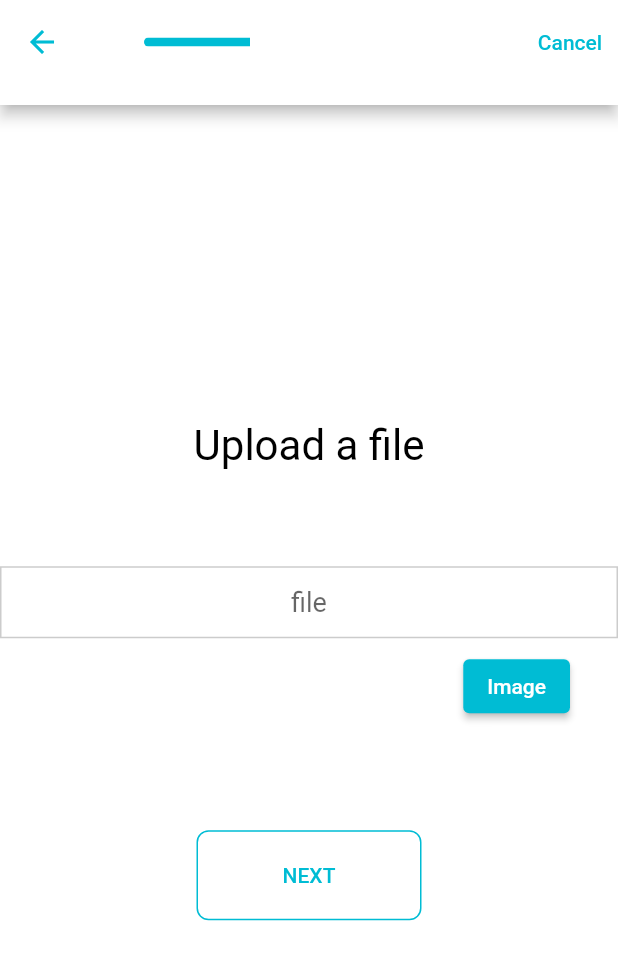
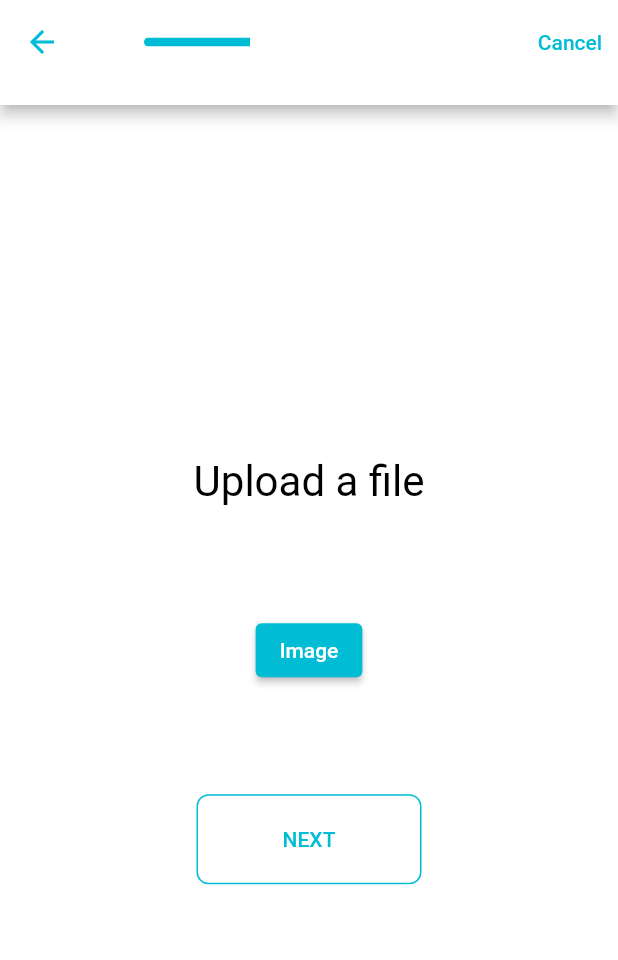
Before and after one commit to QuickBirdEng/survey_kit, a Flutter app: the screen it shows after launch, on a phone screen of 412 x 824 dp. Shown: the top 960 px of the screen. Run offline on Flutter 3.47's test engine with Material 2 defaults, Android fonts, the phone set to English and light mode, and no system bars; drawn by our look-alikes of flutter_platform_widgets; our stand-ins replace equatable, flutter_bloc, image_picker, lottie.

Commit message:
add logic of sending image

```diff
--- a/example/lib/main.dart
+++ b/example/lib/main.dart
@@ -33,6 +33,7 @@ class _MyAppState extends State<MyApp> {
                   return SurveyKit(
                     onResult: (SurveyResult result) {
                       print(result.finishReason);
+                      print(result.results[1].results);
                       Navigator.pushNamed(context, '/');
                     },
                     task: task,
@@ -41,7 +42,23 @@ class _MyAppState extends State<MyApp> {
                       'cancel': 'Cancel',
                       'next': 'Next',
                     },
-                    themeData: Theme.of(context).copyWith(
+                    themeData: _surveyThemeData(context),
+                    surveyProgressbarConfiguration: SurveyProgressConfiguration(
+                      backgroundColor: Colors.white,
+                    ),
+                  );
+                }
+                return CircularProgressIndicator.adaptive();
+              },
+            ),
+          ),
+        ),
+      ),
+    );
+  }
+
+  ThemeData _surveyThemeData(BuildContext context) {
+    return Theme.of(context).copyWith(
       colorScheme: ColorScheme.fromSwatch(
         primarySwatch: Colors.cyan,
       ).copyWith(
@@ -94,17 +111,11 @@ class _MyAppState extends State<MyApp> {
           textStyle: MaterialStateProperty.resolveWith(
             (Set<MaterialState> state) {
               if (state.contains(MaterialState.disabled)) {
-                                return Theme.of(context)
-                                    .textTheme
-                                    .button
-                                    ?.copyWith(
+                return Theme.of(context).textTheme.button?.copyWith(
                       color: Colors.grey,
                     );
               }
-                              return Theme.of(context)
-                                  .textTheme
-                                  .button
-                                  ?.copyWith(
+              return Theme.of(context).textTheme.button?.copyWith(
                     color: Colors.cyan,
                   );
             },
@@ -141,18 +152,6 @@ class _MyAppState extends State<MyApp> {
       inputDecorationTheme: InputDecorationTheme(
         labelStyle: TextStyle(
           color: Colors.black,
-                        ),
-                      ),
-                    ),
-                    surveyProgressbarConfiguration: SurveyProgressConfiguration(
-                      backgroundColor: Colors.white,
-                    ),
-                  );
-                }
-                return CircularProgressIndicator.adaptive();
-              },
-            ),
-          ),
         ),
       ),
     );
--- a/lib/src/views/image_answer_view.dart
+++ b/lib/src/views/image_answer_view.dart
@@ -1,9 +1,10 @@
+import 'dart:typed_data';
+
 import 'package:flutter/material.dart';
 import 'package:image_picker/image_picker.dart';
 import 'package:survey_kit/src/answer_format/image_answer_format.dart';
 import 'package:survey_kit/src/result/question/image_question_result.dart';
 import 'package:survey_kit/src/steps/predefined_steps/question_step.dart';
-import 'package:survey_kit/src/views/decoration/input_decoration.dart';
 import 'package:survey_kit/src/views/widget/step_view.dart';
 
 class ImageAnswerView extends StatefulWidget {
@@ -22,8 +23,8 @@ class ImageAnswerView extends StatefulWidget {
 
 class _ImageAnswerViewState extends State<ImageAnswerView> {
   late final ImageAnswerFormat _imageAnswerFormat;
-  late final TextEditingController _controller;
   late final DateTime _startDate;
+  late final Uint8List pickedFile;
 
   bool _isValid = false;
 
@@ -31,23 +32,12 @@ class _ImageAnswerViewState extends State<ImageAnswerView> {
   void initState() {
     super.initState();
     _imageAnswerFormat = widget.questionStep.answerFormat as ImageAnswerFormat;
-
-    _controller = TextEditingController();
-    _controller.text = widget.result?.result?.toString() ?? '';
-
     _startDate = DateTime.now();
   }
 
   @override
   void dispose() {
-    _controller.dispose();
     super.dispose();
-  }
-
-  void _checkValidation(String text) {
-    setState(() {
-      _isValid = text.isNotEmpty;
-    });
   }
 
   @override
@@ -58,8 +48,8 @@ class _ImageAnswerViewState extends State<ImageAnswerView> {
         id: widget.questionStep.stepIdentifier,
         startDate: _startDate,
         endDate: DateTime.now(),
-        valueIdentifier: _controller.text,
-        result: _controller.text,
+        valueIdentifier: pickedFile.toString(),
+        result: pickedFile.toString(),
       ),
       isValid: _isValid || widget.questionStep.isOptional,
       title: widget.questionStep.title.isNotEmpty
@@ -75,23 +65,13 @@ class _ImageAnswerViewState extends State<ImageAnswerView> {
           width: MediaQuery.of(context).size.width,
           child: Column(
             children: [
-              TextField(
-                decoration: textFieldInputDecoration(
-                  hint: _imageAnswerFormat.hint,
-                ),
-                controller: _controller,
-                onChanged: (String value) {
-                  _checkValidation(value);
-                },
-                textAlign: TextAlign.center,
-              ),
               Padding(
                 padding: const EdgeInsets.symmetric(
                   horizontal: 32.0,
                   vertical: 8.0,
                 ),
-                child: Row(
-                  mainAxisAlignment: MainAxisAlignment.end,
+                child: Column(
+                  mainAxisAlignment: MainAxisAlignment.center,
                   crossAxisAlignment: CrossAxisAlignment.center,
                   children: [
                     ElevatedButton(
@@ -139,19 +119,27 @@ class _ImageAnswerViewState extends State<ImageAnswerView> {
     );
   }
 
-  _openCamera() async {
+  Future<void> _openCamera() async {
     var picture = await ImagePicker.platform.pickImage(
       source: ImageSource.camera,
     );
 
-    return picture;
+    Navigator.pop(context);
+
+    picture?.readAsBytes().then((value) {
+      pickedFile = value;
+    });
   }
 
-  _openGallery() async {
+  Future<void> _openGallery() async {
     var picture = await ImagePicker.platform.pickImage(
       source: ImageSource.gallery,
     );
 
-    return picture;
+    Navigator.pop(context);
+
+    picture?.readAsBytes().then((value) {
+      pickedFile = value;
+    });
   }
 }
```
Lines whose indentation alone changed are shown as unchanged.
